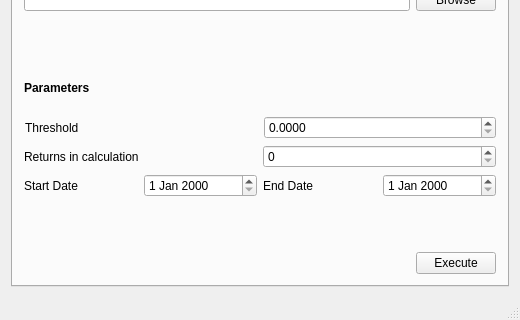
Qt form GUI1-Merge_of_death/mainwindow.ui (mobeigi/Algorithmic-Trading) before a commit; both pictures show x 0 to 520 and y 186 to 506 of the 520 by 506 pixel window.
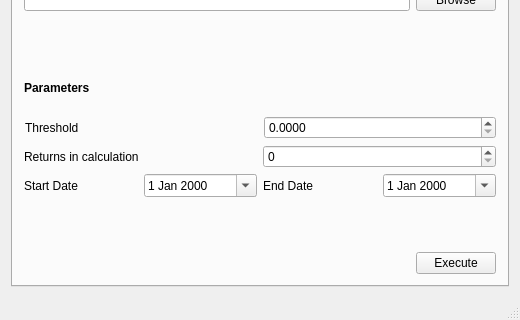
The same form after that commit.

```diff
--- a/GUI1-Merge_of_death/mainwindow.ui
+++ b/GUI1-Merge_of_death/mainwindow.ui
@@ -6,7 +6,7 @@
    <rect>
     <x>0</x>
     <y>0</y>
-    <width>506</width>
+    <width>520</width>
     <height>506</height>
    </rect>
   </property>
@@ -164,7 +164,11 @@
              </widget>
             </item>
             <item>
-             <widget class="QDateEdit" name="start_date"/>
+             <widget class="QDateEdit" name="start_date">
+              <property name="calendarPopup">
+               <bool>true</bool>
+              </property>
+             </widget>
             </item>
             <item>
              <widget class="QLabel" name="end_date_label">
@@ -174,7 +178,11 @@
              </widget>
             </item>
             <item>
-             <widget class="QDateEdit" name="end_date"/>
+             <widget class="QDateEdit" name="end_date">
+              <property name="calendarPopup">
+               <bool>true</bool>
+              </property>
+             </widget>
             </item>
            </layout>
           </item>
```
